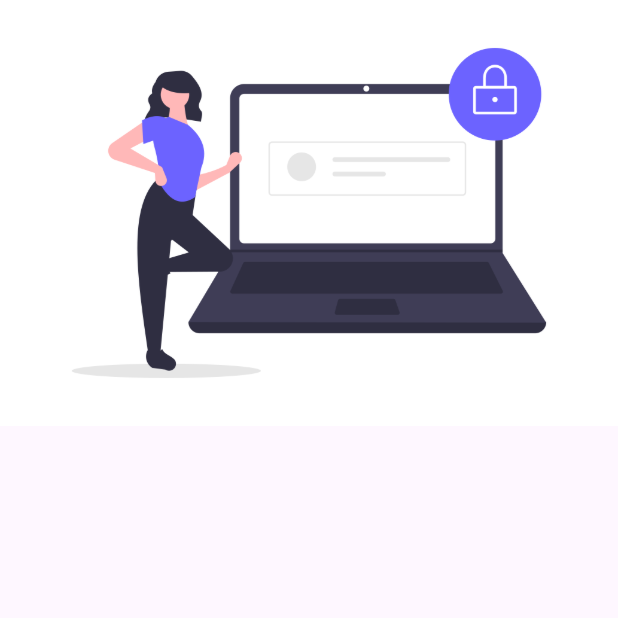
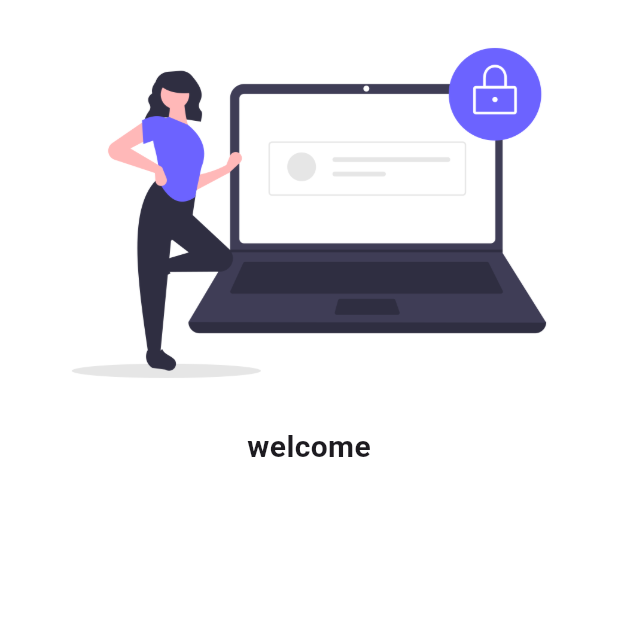
Before and after one commit to Torabarnob203311003/Learning-Flutter, a Flutter app: the screen it shows after launch, on a phone screen of 412 x 824 dp, the top half of it. Run offline on Flutter 3.47's test engine with Material 3 defaults, Android fonts, the phone set to English and light mode, and no system bars.

Commit message:
loginpage

```diff
--- a/lib/pages/login_page.dart
+++ b/lib/pages/login_page.dart
@@ -6,11 +6,19 @@ class MyWidget extends StatelessWidget {
   @override
   Widget build(BuildContext context) {
     return Material(
+        color: Colors.white,
         child: Column(
-      children: [
-        Image.asset("assets/images/login_images.png",fit:BoxFit.cover,
-        ),
-      ],
-    ));
+          children: [
+            Image.asset(
+              "assets/images/login_images.png",
+              fit: BoxFit.cover,
+            ),
+            Text("welcome",
+                style: TextStyle(
+                  fontSize: 20,
+                  fontWeight: FontWeight.bold,
+                ))
+          ],
+        ));
   }
 }
```
